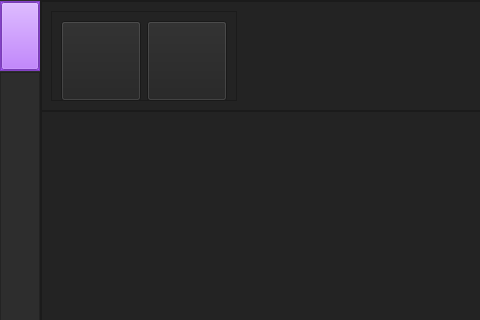
Above: BCore python/Main.ui from XRenso/BCoreQT before the change; both pictures show x 0 to 480 and y 0 to 320 of the 1047 by 573 pixel window. Below: the same form after it.
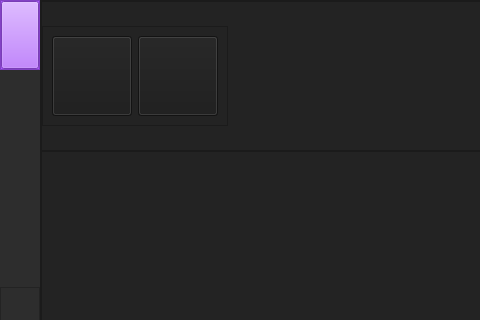
That is the form after the change. The open tabs and pages were chosen to show the change.

```diff
--- a/BCore python/Main.ui
+++ b/BCore python/Main.ui
@@ -75,8 +75,14 @@
        <property name="bottomMargin">
         <number>0</number>
        </property>
-       <item>
+       <item alignment="Qt::AlignTop">
         <widget class="QFrame" name="frame_menu">
+         <property name="minimumSize">
+          <size>
+           <width>40</width>
+           <height>70</height>
+          </size>
+         </property>
          <property name="maximumSize">
           <size>
            <width>40</width>
@@ -180,10 +186,16 @@
        </property>
        <item>
         <widget class="QFrame" name="frame_top_menu">
+         <property name="minimumSize">
+          <size>
+           <width>0</width>
+           <height>100</height>
+          </size>
+         </property>
          <property name="maximumSize">
           <size>
            <width>16777215</width>
-           <height>110</height>
+           <height>150</height>
           </size>
          </property>
          <property name="styleSheet">
@@ -196,6 +208,21 @@
           <enum>QFrame::Raised</enum>
          </property>
          <layout class="QHBoxLayout" name="horizontalLayout_3">
+          <property name="spacing">
+           <number>0</number>
+          </property>
+          <property name="leftMargin">
+           <number>0</number>
+          </property>
+          <property name="topMargin">
+           <number>0</number>
+          </property>
+          <property name="rightMargin">
+           <number>0</number>
+          </property>
+          <property name="bottomMargin">
+           <number>0</number>
+          </property>
           <item alignment="Qt::AlignLeft|Qt::AlignVCenter">
            <widget class="QFrame" name="Apps">
             <property name="frameShape">
@@ -213,6 +240,16 @@
                  <height>80</height>
                 </size>
                </property>
+               <property name="styleSheet">
+                <string notr="true">QPushButton{
+	
+	background-color: rgb(27, 27, 27);
+}
+QPushButton:hover{
+	
+	background-color:rgb(185, 32, 185);
+}</string>
+               </property>
                <property name="text">
                 <string/>
                </property>
@@ -226,6 +263,16 @@
                  <height>80</height>
                 </size>
                </property>
+               <property name="styleSheet">
+                <string notr="true">QPushButton{
+	
+	background-color: rgb(27, 27, 27);
+}
+QPushButton:hover{
+	
+	background-color:rgb(185, 32, 185);
+}</string>
+               </property>
                <property name="text">
                 <string/>
                </property>
```
Left out of the diff: 5 changed lines with no effect on the pictures.
